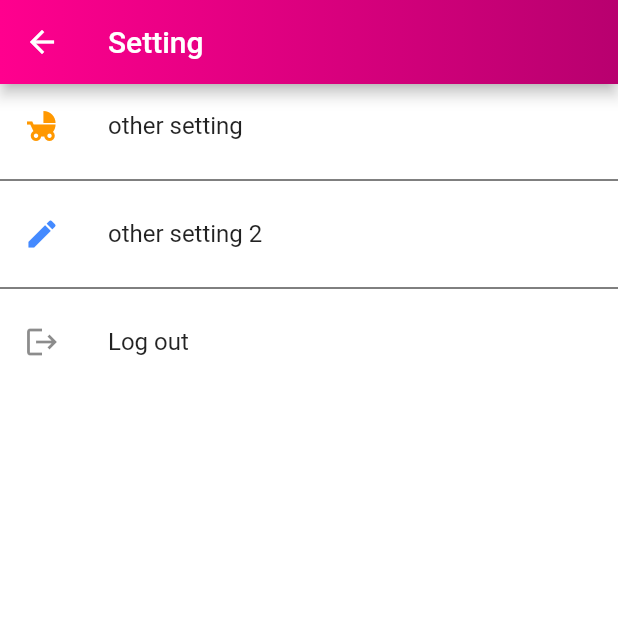
After one commit to LaggeR2204/Flutter_Mobile_SE346.L21, a Flutter app: the HomePage screen opened directly, item 5 of the bottom bar chosen, after a tap on the "settings" icon, on a phone screen of 412 x 824 dp, the top half of it. The commit adds this screen. Run offline on Flutter 3.47's test engine with Material 2 defaults, Android fonts, the phone set to English and light mode, and no system bars; our stand-ins replace cloud_firestore, firebase_auth; accounts and stored records are empty.

```diff
--- a/flutter_app/lib/Screens/MainScreen/pages/HomePage.dart
+++ b/flutter_app/lib/Screens/MainScreen/pages/HomePage.dart
@@ -50,7 +50,7 @@ class HomePageState extends State<HomePage> {
         items: allNavigationItems.map((NavigationItem navigationItem) {
           return BottomNavigationBarItem(
             icon: Icon(navigationItem.icon, color: appPrimaryColor,),
-            backgroundColor: Colors.white,
+            backgroundColor: appBackgroundLightColor,
             title: Text(navigationItem.title, style: TextStyle(color: appPrimaryColor),)
           );
         }).toList(),
--- a/flutter_app/lib/Screens/MainScreen/pages/NotificationsPage.dart
+++ b/flutter_app/lib/Screens/MainScreen/pages/NotificationsPage.dart
@@ -14,6 +14,7 @@ class NotificationsPageState extends State<NotificationsPage> {
     return Scaffold(
       backgroundColor: Colors.white,
       appBar: AppBar(
+        brightness: Brightness.dark,
         flexibleSpace: Container(
           decoration: BoxDecoration(
             gradient: LinearGradient(
--- a/flutter_app/lib/Screens/MainScreen/pages/ProfilePage.dart
+++ b/flutter_app/lib/Screens/MainScreen/pages/ProfilePage.dart
@@ -1,7 +1,7 @@
 import 'package:cloud_firestore/cloud_firestore.dart';
 import 'package:firebase_auth/firebase_auth.dart';
 import 'package:flutter/material.dart';
-import 'package:flutter_app/Screens/Welcome/Welcome.dart';
+import 'package:flutter_app/Screens/MainScreen/pages/SettingPage.dart';
 import 'package:flutter_app/constants.dart';
 
 class ProfilePage extends StatefulWidget {
@@ -10,7 +10,6 @@ class ProfilePage extends StatefulWidget {
 }
 
 class ProfilePageState extends State<ProfilePage> {
-  final GlobalKey<ScaffoldState> _scaffoldKey = new GlobalKey<ScaffoldState>();
   final firestore = Firestore.instance;
   String userName = "";
 
@@ -37,9 +36,8 @@ class ProfilePageState extends State<ProfilePage> {
   @override
   Widget build(BuildContext context) {
     return Scaffold(
-      key: _scaffoldKey,
-      backgroundColor: Colors.white,
       appBar: AppBar(
+        brightness: Brightness.dark,
         automaticallyImplyLeading: false,
         flexibleSpace: Container(
           decoration: BoxDecoration(
@@ -60,43 +58,16 @@ class ProfilePageState extends State<ProfilePage> {
           IconButton(
             icon: Icon(Icons.settings),
             onPressed: (){
-              _scaffoldKey.currentState.openEndDrawer();
+              Navigator.of(context).push(
+                MaterialPageRoute(builder: (context){
+                    return SettingPage();
+                })
+              );
             }
           )
         ],
       ),
       body: Center(child: Text("Profile Page"),),
-      endDrawer: Drawer(
-        elevation: 16,
-        child: Column(
-          mainAxisAlignment: MainAxisAlignment.end,
-          children: <Widget>[
-            ListTile(
-              title: new Text("Log out"),
-              leading: new Icon(Icons.logout),
-              onTap: _signOut
-            ),
-          ],
-        )
-      )
     );
   }
-
-  Future<void> _signOut() async {
-    try {
-      await FirebaseAuth.instance.signOut().then((_) {
-      Navigator.pushAndRemoveUntil(
-        context,
-        MaterialPageRoute(
-              builder: (context) {
-                return WelcomeScreen();
-              },
-            ),
-        (route) => false
-      );
-    });
-    } catch (e) {
-
-    }
-  }
 }
--- a/flutter_app/lib/Screens/MainScreen/pages/SearchPage.dart
+++ b/flutter_app/lib/Screens/MainScreen/pages/SearchPage.dart
@@ -14,6 +14,7 @@ class SearchPageState extends State<SearchPage> {
       backgroundColor: Colors.white,
       appBar: AppBar(
         automaticallyImplyLeading: false,
+        brightness: Brightness.dark,
         flexibleSpace: Container(
           decoration: BoxDecoration(
             gradient: LinearGradient(
--- /dev/null
+++ b/flutter_app/lib/Screens/MainScreen/pages/SettingPage.dart
@@ -0,0 +1,82 @@
+import 'package:firebase_auth/firebase_auth.dart';
+import 'package:flutter/material.dart';
+import 'package:flutter_app/Screens/Welcome/Welcome.dart';
+import 'package:flutter_app/constants.dart';
+
+class SettingPage extends StatefulWidget {
+  @override
+  _SettingPageState createState() => _SettingPageState();
+}
+
+class _SettingPageState extends State<SettingPage> {
+
+  @override
+  Widget build(BuildContext context) {
+    Size size = MediaQuery.of(context).size;
+
+    return Scaffold(
+      appBar: AppBar(
+        brightness: Brightness.dark,
+        automaticallyImplyLeading: false,
+        flexibleSpace: Container(
+          decoration: BoxDecoration(
+            gradient: LinearGradient(
+              begin: Alignment.centerLeft,
+              end: Alignment.centerRight,
+              colors: <Color>[
+                appPrimaryColor,
+                appPrimaryColor2
+              ],
+            ),
+          ),
+        ),
+        leading: IconButton(
+          icon: Icon(Icons.arrow_back),
+          onPressed: (){
+            Navigator.of(context).pop();
+          }
+        ),
+        title: Text("Setting"),
+      ),
+      body: Center(
+        child: Column(
+          children: <Widget>[
+            ListTile(
+              title: new Text("other setting"),
+              leading: new Icon(Icons.child_friendly, color: Colors.orange,),
+            ),
+            Divider(color: Colors.black),
+            ListTile(
+              title: new Text("other setting 2"),
+              leading: new Icon(Icons.edit, color: Colors.blueAccent,),
+            ),
+            Divider(color: Colors.black),
+            ListTile(
+              title: new Text("Log out"),
+              leading: new Icon(Icons.logout),
+              onTap: _signOut
+            ),
+          ],
+        )
+      ),
+    );
+  }
+
+  Future<void> _signOut() async {
+    try {
+      await FirebaseAuth.instance.signOut().then((_) {
+      Navigator.pushAndRemoveUntil(
+        context,
+        MaterialPageRoute(
+              builder: (context) {
+                return WelcomeScreen();
+              },
+            ),
+        (route) => false
+      );
+    });
+    } catch (e) {
+
+    }
+  }
+}
--- a/flutter_app/lib/Screens/MainScreen/pages/TimelinePage.dart
+++ b/flutter_app/lib/Screens/MainScreen/pages/TimelinePage.dart
@@ -7,12 +7,17 @@ class TimelinePage extends StatefulWidget {
 }
 
 class TimelinePageState extends State<TimelinePage> {
+  final double appBarHeight = AppBar().preferredSize.height;
   @override
   Widget build(BuildContext context) {
     return Scaffold(
       appBar: AppBar(
         automaticallyImplyLeading: false,
-        title: Text(appName),
+        brightness: Brightness.dark,
+        title: Text(
+          appName,
+          style: TextStyle(fontFamily: 'Billabong', fontSize: appBarHeight * 0.7, fontStyle: FontStyle.italic),
+        ),
         flexibleSpace: Container(
           decoration: BoxDecoration(
             gradient: LinearGradient(
@@ -26,7 +31,7 @@ class TimelinePageState extends State<TimelinePage> {
           ),
         ),
         actions: [
-          IconButton(icon: Icon(Icons.add_box), onPressed: (){}),
+          IconButton(icon: Icon(Icons.add_circle_rounded), onPressed: (){}),
         ],
       ),
       body: Center(child: Text("Timeline Page"),),
--- a/flutter_app/lib/Screens/Welcome/components/body.dart
+++ b/flutter_app/lib/Screens/Welcome/components/body.dart
@@ -20,7 +20,7 @@ class Body extends StatelessWidget {
                 mainAxisAlignment: MainAxisAlignment.center,
                 children: <Widget>[
                   SizedBox(height: size.height * 0.1),
-                  Text(appName, style: TextStyle(fontSize: size.height * 0.075, color: appPrimaryColor),),
+                  Text(appName, style: TextStyle(fontFamily: 'Billabong',fontSize: size.height * 0.1, color: appPrimaryColor, fontStyle: FontStyle.italic),),
                   SizedBox(height: size.height * 0.1),
                   RoundedButton(
                       text: "LOGIN",
--- a/flutter_app/lib/constants.dart
+++ b/flutter_app/lib/constants.dart
@@ -4,3 +4,4 @@ String appName = "LevArtGram";
 const appPrimaryColor = Color(0xffff008e);
 const appPrimaryColor2 = Color(0xffb8006f);
 const appPrimaryLightColor = Color(0xFFF1E6FF);
+const appBackgroundLightColor = Color(0xFFFFFFFF);
```
Also changed, not shown: flutter_app/lib/Screens/MainScreen/pages/MessengerPage.dart (+5 -4 lines), flutter_app/lib/Screens/SplashScreen/SplashScreen.dart (added, +34 -0 lines), flutter_app/lib/main.dart (+22 -3 lines), flutter_app/pubspec.yaml (+7 -0 lines), flutter_app/assets/fonts/Billabong.ttf (added), flutter_app/pubspec.lock, 2 other files.
